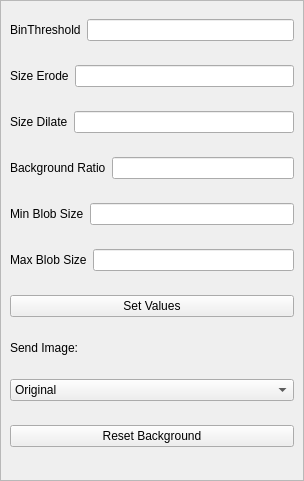
BioroboticsLab/biotracker_core, file BioTracker/Plugin/BackgroundSubtraction/View/TrackerParameterView.ui: the form before one commit.
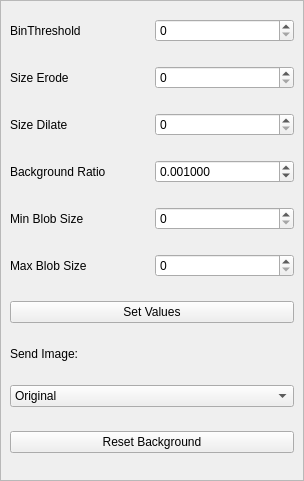
The form after the commit.

Commit message:
BST: Fixed GUI according to issue 122
Instead of return changes are applied immediately. Fixed reset bg button.

```diff
--- a/BioTracker/Plugin/BackgroundSubtraction/View/TrackerParameterView.ui
+++ b/BioTracker/Plugin/BackgroundSubtraction/View/TrackerParameterView.ui
@@ -74,7 +74,7 @@
             </widget>
            </item>
            <item>
-            <widget class="QLineEdit" name="lineEdit_2_binThresh"/>
+            <widget class="QSpinBox" name="lineEdit_2_binThresh"/>
            </item>
           </layout>
          </item>
@@ -88,7 +88,7 @@
             </widget>
            </item>
            <item>
-            <widget class="QLineEdit" name="lineEdit_3_SizeErode"/>
+            <widget class="QSpinBox" name="lineEdit_3_SizeErode"/>
            </item>
           </layout>
          </item>
@@ -102,7 +102,7 @@
             </widget>
            </item>
            <item>
-            <widget class="QLineEdit" name="lineEdit_4_SizeDilate"/>
+            <widget class="QSpinBox" name="lineEdit_4_SizeDilate"/>
            </item>
           </layout>
          </item>
@@ -116,7 +116,20 @@
             </widget>
            </item>
            <item>
-            <widget class="QLineEdit" name="lineEdit_7_MogBack"/>
+            <widget class="QDoubleSpinBox" name="lineEdit_7_MogBack">
+             <property name="decimals">
+              <number>6</number>
+             </property>
+             <property name="maximum">
+              <double>1.000000000000000</double>
+             </property>
+             <property name="singleStep">
+              <double>0.001000000000000</double>
+             </property>
+             <property name="value">
+              <double>0.001000000000000</double>
+             </property>
+            </widget>
            </item>
           </layout>
          </item>
@@ -130,7 +143,7 @@
             </widget>
            </item>
            <item>
-            <widget class="QLineEdit" name="lineEdit_8_MinBlob"/>
+            <widget class="QSpinBox" name="lineEdit_8_MinBlob"/>
            </item>
           </layout>
          </item>
@@ -144,7 +157,11 @@
             </widget>
            </item>
            <item>
-            <widget class="QLineEdit" name="lineEdit_9MaxBlob"/>
+            <widget class="QSpinBox" name="lineEdit_9MaxBlob">
+             <property name="maximum">
+              <number>10000</number>
+             </property>
+            </widget>
            </item>
           </layout>
          </item>
```
The commit also changes 5 other files.
